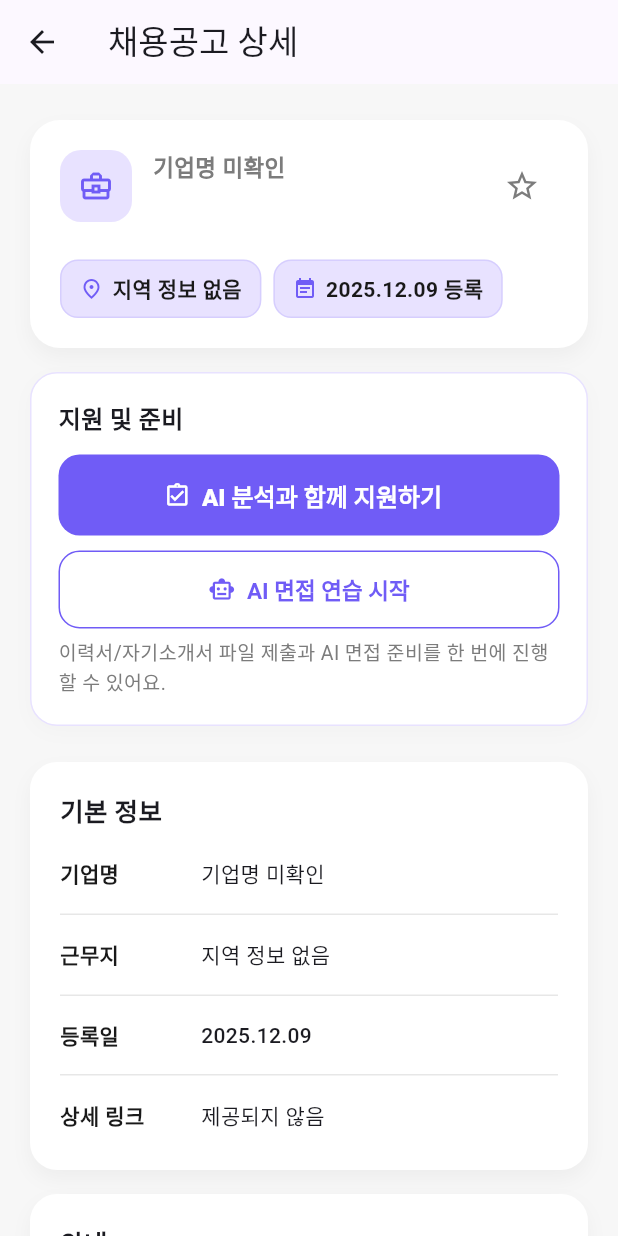
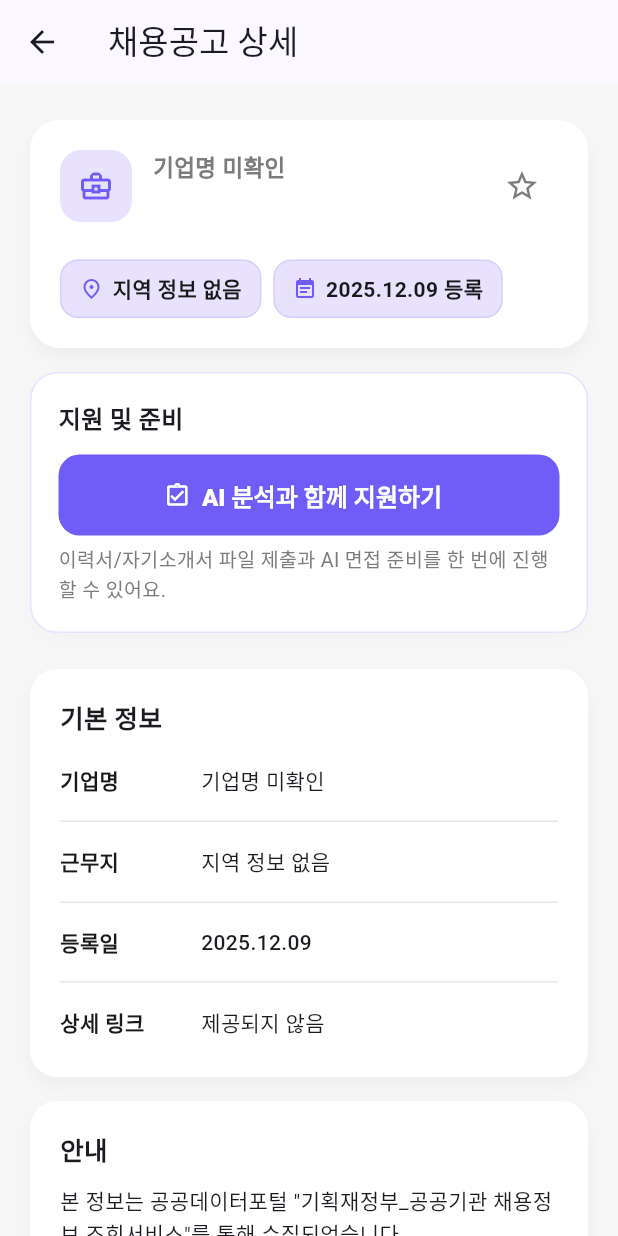
Before and after one commit to hoyoung13/readyai, a Flutter app: the JobDetailPage screen opened directly with empty values, on a phone screen of 412 x 824 dp. Run offline on Flutter 3.47's test engine with Material 3 defaults, Android fonts, the phone set to English and light mode, and no system bars; our stand-ins replace camera, cloud_firestore, dio, file_picker, firebase_auth, firebase_core and 13 more; missing offline and left inert: ffmpeg_kit_flutter_new, googleapis, kakao_flutter_sdk_user; accounts and stored records are empty.

Commit message:
공고 면접연습 삭제 및 기업 관리자에게 안보이게 설정

```diff
--- a/lib/features/jobs/job_detail_page.dart
+++ b/lib/features/jobs/job_detail_page.dart
@@ -5,6 +5,8 @@ import 'package:file_picker/file_picker.dart';
 import 'package:flutter/material.dart';
 import 'package:go_router/go_router.dart';
 import 'package:url_launcher/url_launcher_string.dart';
+import 'package:ai/core/router/app_router.dart';
+import 'package:ai/core/utils/role_utils.dart';
 import '../tabs/tabs_shared.dart';
 import 'job_interview_question_service.dart';
 import 'job_activity.dart';
@@ -52,10 +54,10 @@ class JobDetailPage extends StatelessWidget {
                   _handleToggleScrap(context, scrapped),
             ),
             const SizedBox(height: 16),
-            _PrimaryActions(
-              onApply: () => _handleApply(context),
-              onPractice: () => _handleStartInterview(context),
-            ),
+            if (!isCompanyRole(userRoleCache.value))
+              _PrimaryActions(
+                onApply: () => _handleApply(context),
+              ),
             const SizedBox(height: 24),
             if (job.summaryItems.isNotEmpty)
               _InfoBlock(
@@ -487,26 +489,6 @@ class JobDetailPage extends StatelessWidget {
     return '지원자';
   }
 
-  Future<void> _handleStartInterview(BuildContext context) async {
-    final category = JobCategory(
-      title: job.companyLabel,
-      subtitle: job.title,
-    );
-
-    final questions = await _prepareInterviewQuestions(context, category);
-
-    if (!context.mounted) {
-      return;
-    }
-
-    await _interviewLauncher.launch(
-      context: context,
-      category: category,
-      mode: InterviewMode.ai,
-      questions: questions,
-    );
-  }
-
   Future<void> _handleApplyInterview(
     BuildContext context, {
     required PlatformFile resumeFile,
@@ -740,11 +722,9 @@ class _HeaderCard extends StatelessWidget {
 class _PrimaryActions extends StatelessWidget {
   const _PrimaryActions({
     required this.onApply,
-    required this.onPractice,
   });
 
   final VoidCallback onApply;
-  final VoidCallback onPractice;
 
   @override
   Widget build(BuildContext context) {
@@ -790,25 +770,6 @@ class _PrimaryActions extends StatelessWidget {
             ),
             icon: const Icon(Icons.assignment_turned_in_outlined),
             label: const Text('AI 분석과 함께 지원하기'),
-          ),
-          const SizedBox(height: 10),
-          OutlinedButton.icon(
-            onPressed: onPractice,
-            style: OutlinedButton.styleFrom(
-              foregroundColor: AppColors.primary,
-              side: const BorderSide(color: AppColors.primary),
-              minimumSize: const Size.fromHeight(52),
-              textStyle: const TextStyle(
-                fontSize: 15,
-                fontWeight: FontWeight.w700,
-              ),
-              padding: const EdgeInsets.symmetric(vertical: 14),
-              shape: RoundedRectangleBorder(
-                borderRadius: BorderRadius.circular(14),
-              ),
-            ),
-            icon: const Icon(Icons.smart_toy_outlined),
-            label: const Text('AI 면접 연습 시작'),
           ),
           const SizedBox(height: 6),
           const Text(
--- a/lib/features/jobs/job_interview_evaluation_page.dart
+++ b/lib/features/jobs/job_interview_evaluation_page.dart
@@ -261,6 +261,7 @@ class _JobInterviewEvaluationPageState
       ScaffoldMessenger.of(context).showSnackBar(
         SnackBar(content: Text('상태가 "$label"(으)로 변경되었습니다.')),
       );
+      Navigator.of(context).maybePop();
     } catch (_) {
       if (!mounted) return;
       ScaffoldMessenger.of(context).showSnackBar(
```
